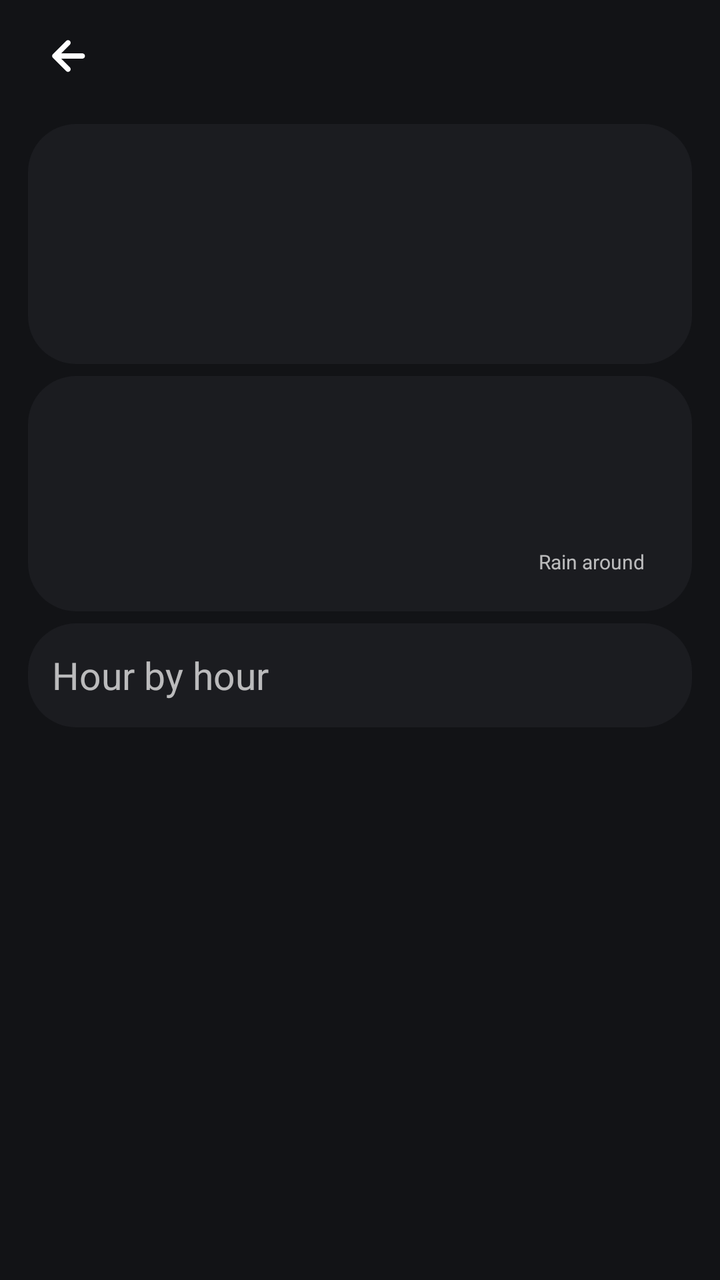
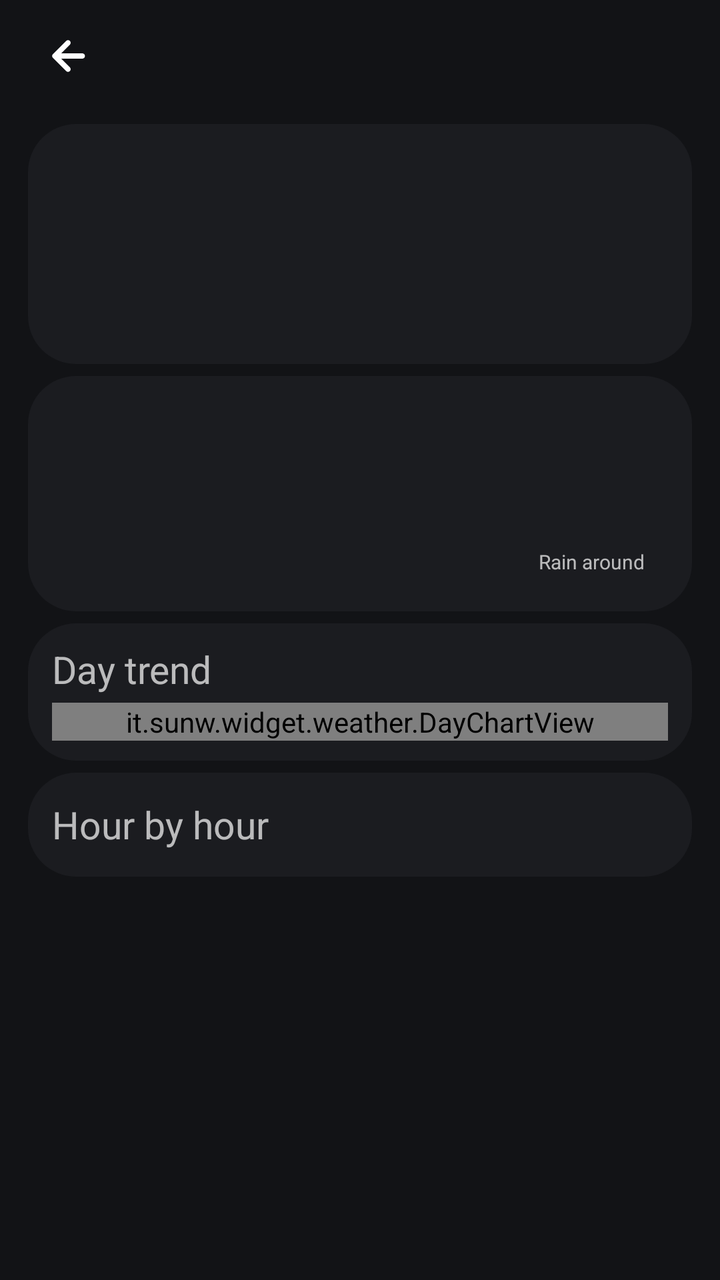

Two renders of the same Android screen: before a commit and after it. Below are the layout's source before the change and the commit's diff.
<!-- AndroidManifest.xml: application theme Theme.SunW -->
<!-- res/layout/activity_weather_day.xml -->
<?xml version="1.0" encoding="utf-8"?>
<ScrollView xmlns:android="http://schemas.android.com/apk/res/android"
    android:id="@+id/day_page"
    android:layout_width="match_parent"
    android:layout_height="match_parent"
    android:fitsSystemWindows="true">

    <LinearLayout
        android:layout_width="match_parent"
        android:layout_height="wrap_content"
        android:orientation="vertical"
        android:paddingBottom="24dp">

        <TextView
            android:id="@+id/day_back"
            android:layout_width="wrap_content"
            android:layout_height="56dp"
            android:layout_marginStart="12dp"
            android:background="?android:attr/selectableItemBackground"
            android:ellipsize="end"
            android:gravity="center_vertical"
            android:maxLines="1"
            android:drawableStart="@drawable/ic_arrow_back"
            android:drawablePadding="12dp"
            android:paddingHorizontal="10dp"
            android:textSize="24sp" />

        <HorizontalScrollView
            android:id="@+id/day_tabs_scroll"
            android:layout_width="match_parent"
            android:layout_height="wrap_content"
            android:paddingHorizontal="10dp"
            android:scrollbars="none">

            <LinearLayout
                android:id="@+id/day_tabs"
                android:layout_width="wrap_content"
                android:layout_height="wrap_content"
                android:orientation="horizontal" />
        </HorizontalScrollView>

        
        <LinearLayout
            android:id="@+id/day_content"
            android:layout_width="match_parent"
            android:layout_height="wrap_content"
            android:orientation="vertical">

        <LinearLayout
            android:id="@+id/day_hero"
            android:layout_width="match_parent"
            android:layout_height="wrap_content"
            android:layout_marginHorizontal="14dp"
            android:layout_marginTop="6dp"
            android:background="@drawable/card_background"
            android:gravity="center_vertical"
            android:orientation="horizontal"
            android:padding="18dp">

            <ImageView
                android:id="@+id/day_icon"
                android:layout_width="84dp"
                android:layout_height="84dp"
                android:layout_marginEnd="12dp"
                android:importantForAccessibility="no" />

            <LinearLayout
                android:layout_width="0dp"
                android:layout_height="wrap_content"
                android:layout_weight="1"
                android:orientation="vertical">

                <TextView
                    android:id="@+id/day_title"
                    android:layout_width="wrap_content"
                    android:layout_height="wrap_content"
                    android:fontFamily="sans-serif-light"
                    android:textSize="22sp" />

                <TextView
                    android:id="@+id/day_desc"
                    android:layout_width="wrap_content"
                    android:layout_height="wrap_content"
                    android:layout_marginTop="4dp"
                    android:textSize="15sp" />

            </LinearLayout>

            <LinearLayout
                android:id="@+id/day_pills"
                android:layout_width="wrap_content"
                android:layout_height="wrap_content"
                android:orientation="vertical" />
        </LinearLayout>

        
        <TextView
            android:id="@+id/day_alert"
            android:layout_width="match_parent"
            android:layout_height="wrap_content"
            android:layout_marginHorizontal="14dp"
            android:layout_marginTop="6dp"
            android:paddingHorizontal="14dp"
            android:paddingVertical="8dp"
            android:textSize="14sp"
            android:visibility="gone" />

        <LinearLayout
            android:id="@+id/day_info_card"
            android:layout_width="match_parent"
            android:layout_height="wrap_content"
            android:layout_marginHorizontal="14dp"
            android:layout_marginTop="6dp"
            android:background="@drawable/card_background"
            android:gravity="center_vertical"
            android:orientation="horizontal"
            android:padding="18dp">

            <TextView
                android:id="@+id/day_info"
                android:layout_width="0dp"
                android:layout_height="wrap_content"
                android:layout_weight="1"
                android:lineSpacingExtra="6dp"
                android:textSize="14sp" />

            
            <LinearLayout
                android:id="@+id/day_rainspot_box"
                android:layout_width="wrap_content"
                android:layout_height="wrap_content"
                android:layout_marginStart="12dp"
                android:gravity="center_horizontal"
                android:orientation="vertical">

                <ImageView
                    android:id="@+id/day_rainspot"
                    android:layout_width="64dp"
                    android:layout_height="64dp"
                    android:contentDescription="@string/rainspot_label" />

                <TextView
                    android:id="@+id/day_rainspot_label"
                    android:layout_width="wrap_content"
                    android:layout_height="wrap_content"
                    android:layout_marginTop="4dp"
                    android:text="@string/rainspot_label"
                    android:textSize="10sp" />
            </LinearLayout>
        </LinearLayout>

        <LinearLayout
            android:id="@+id/day_hourly_card"
            android:layout_width="match_parent"
            android:layout_height="wrap_content"
            android:layout_marginHorizontal="14dp"
            android:layout_marginTop="6dp"
            android:background="@drawable/card_background"
            android:orientation="vertical"
            android:paddingBottom="10dp"
            android:paddingHorizontal="12dp"
            android:paddingTop="10dp">

            <LinearLayout
                android:layout_width="match_parent"
                android:layout_height="wrap_content"
                android:gravity="center_vertical"
                android:orientation="horizontal">

                <TextView
                    android:id="@+id/day_hourly_title"
                    android:layout_width="0dp"
                    android:layout_height="wrap_content"
                    android:layout_weight="1"
                    android:text="@string/detail_hourly"
                    android:textSize="19sp" />

                <TextView
                    android:id="@+id/day_step"
                    android:layout_width="wrap_content"
                    android:layout_height="32dp"
                    android:background="?android:attr/selectableItemBackground"
                    android:gravity="center"
                    android:paddingHorizontal="10dp"
                    android:textSize="15.5sp" />
            </LinearLayout>

            <LinearLayout
                android:id="@+id/day_hours"
                android:layout_width="match_parent"
                android:layout_height="wrap_content"
                android:orientation="vertical" />
        </LinearLayout>

        </LinearLayout>

        <TextView
            android:id="@+id/day_status"
            android:layout_width="match_parent"
            android:layout_height="wrap_content"
            android:layout_marginTop="6dp"
            android:gravity="center_horizontal"
            android:paddingHorizontal="22dp"
            android:textSize="13sp" />
    </LinearLayout>
</ScrollView>
<!-- resources referenced by this layout -->
<resources>
  <!-- drawable card_background (drawable) -->
  <?xml version="1.0" encoding="utf-8"?>
  <shape xmlns:android="http://schemas.android.com/apk/res/android" android:shape="rectangle">
      <corners android:radius="24dp" />
      <solid android:color="#FF1B1C20" />
  </shape>
  <!-- drawable ic_arrow_back (drawable) -->
  <?xml version="1.0" encoding="utf-8"?>
  <vector xmlns:android="http://schemas.android.com/apk/res/android"
      android:width="24dp"
      android:height="24dp"
      android:viewportWidth="960"
      android:viewportHeight="960">
      <group android:translateY="960">
          <path
              android:fillColor="#FFFFFFFF"
              android:pathData="m344.09-427 173.95 173.96q15.96 15.95 15.74 37.61-.21 21.65-16.17 37.6-15.96 14.96-37.61 15.18-21.65.22-37.61-15.74l-264-264q-7.69-7.7-11.61-17.52-3.91-9.83-3.91-20.09t3.91-20.09q3.92-9.82 11.61-17.52l264.57-264.56q15.52-15.53 37.11-15.53 21.58 0 37.54 15.53 15.96 15.95 15.96 37.82t-15.96 37.83L344.09-533h422.13q22.08 0 37.54 15.46 15.46 15.45 15.46 37.54t-15.46 37.54Q788.3-427 766.22-427H344.09Z" />
      </group>
  </vector>
  <string name="detail_hourly">Hour by hour</string>
  <string name="rainspot_label">Rain around</string>
  <style name="Theme.SunW" parent="android:Theme.Material.NoActionBar">
          <item name="android:colorAccent">#FFB547</item>
          <item name="android:windowBackground">@color/page_background</item>
          <item name="android:windowAnimationStyle">@style/PageTransitions</item>
      </style>
  <color name="page_background">#121316</color>
  <style name="PageTransitions" parent="@android:style/Animation.Activity">
          <item name="android:activityOpenEnterAnimation">@anim/page_open_enter</item>
          <item name="android:activityOpenExitAnimation">@anim/page_open_exit</item>
          <item name="android:activityCloseEnterAnimation">@anim/page_close_enter</item>
          <item name="android:activityCloseExitAnimation">@anim/page_close_exit</item>
      </style>
</resources>

<!-- the commit's change to res/layout/activity_weather_day.xml (unified diff, before → after) -->
@@ -150,6 +150,47 @@
         </LinearLayout>
 
         <LinearLayout
+            android:id="@+id/day_chart_card"
+            android:layout_width="match_parent"
+            android:layout_height="wrap_content"
+            android:layout_marginHorizontal="14dp"
+            android:layout_marginTop="6dp"
+            android:background="@drawable/card_background"
+            android:orientation="vertical"
+            android:paddingBottom="10dp"
+            android:paddingHorizontal="12dp"
+            android:paddingTop="10dp">
+
+            <LinearLayout
+                android:layout_width="match_parent"
+                android:layout_height="wrap_content"
+                android:gravity="center_vertical"
+                android:orientation="horizontal">
+
+                <TextView
+                    android:id="@+id/day_chart_title"
+                    android:layout_width="0dp"
+                    android:layout_height="wrap_content"
+                    android:layout_weight="1"
+                    android:text="@string/detail_chart"
+                    android:textSize="19sp" />
+
+                
+                <TextView
+                    android:id="@+id/day_reliability"
+                    android:layout_width="wrap_content"
+                    android:layout_height="wrap_content"
+                    android:textSize="15.5sp" />
+            </LinearLayout>
+
+            <it.sunw.widget.weather.DayChartView
+                android:id="@+id/day_chart"
+                android:layout_width="match_parent"
+                android:layout_height="wrap_content"
+                android:layout_marginTop="4dp" />
+        </LinearLayout>
+
+        <LinearLayout
             android:id="@+id/day_hourly_card"
             android:layout_width="match_parent"
             android:layout_height="wrap_content"
<!-- resource entries referenced after the edit -->
@@ -19,6 +19,7 @@
               android:pathData="m344.09-427 173.95 173.96q15.96 15.95 15.74 37.61-.21 21.65-16.17 37.6-15.96 14.96-37.61 15.18-21.65.22-37.61-15.74l-264-264q-7.69-7.7-11.61-17.52-3.91-9.83-3.91-20.09t3.91-20.09q3.92-9.82 11.61-17.52l264.57-264.56q15.52-15.53 37.11-15.53 21.58 0 37.54 15.53 15.96 15.95 15.96 37.82t-15.96 37.83L344.09-533h422.13q22.08 0 37.54 15.46 15.46 15.45 15.46 37.54t-15.46 37.54Q788.3-427 766.22-427H344.09Z" />
       </group>
   </vector>
+  <string name="detail_chart">Day trend</string>
   <string name="detail_hourly">Hour by hour</string>
   <string name="rainspot_label">Rain around</string>
   <style name="Theme.SunW" parent="android:Theme.Material.NoActionBar">
